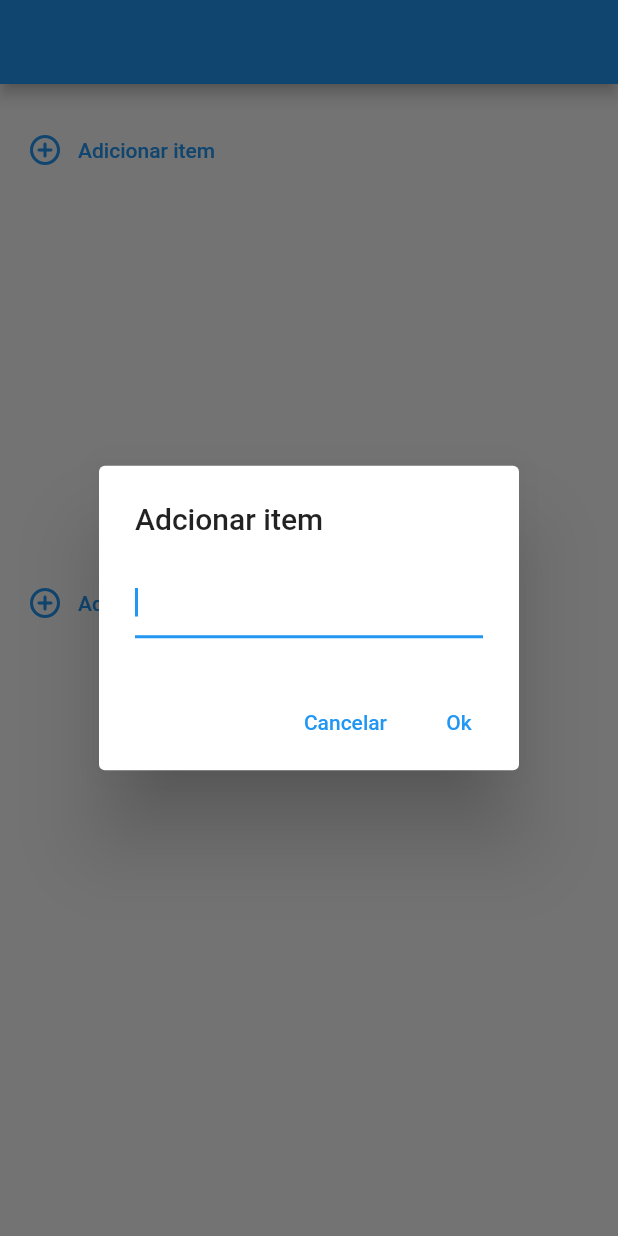
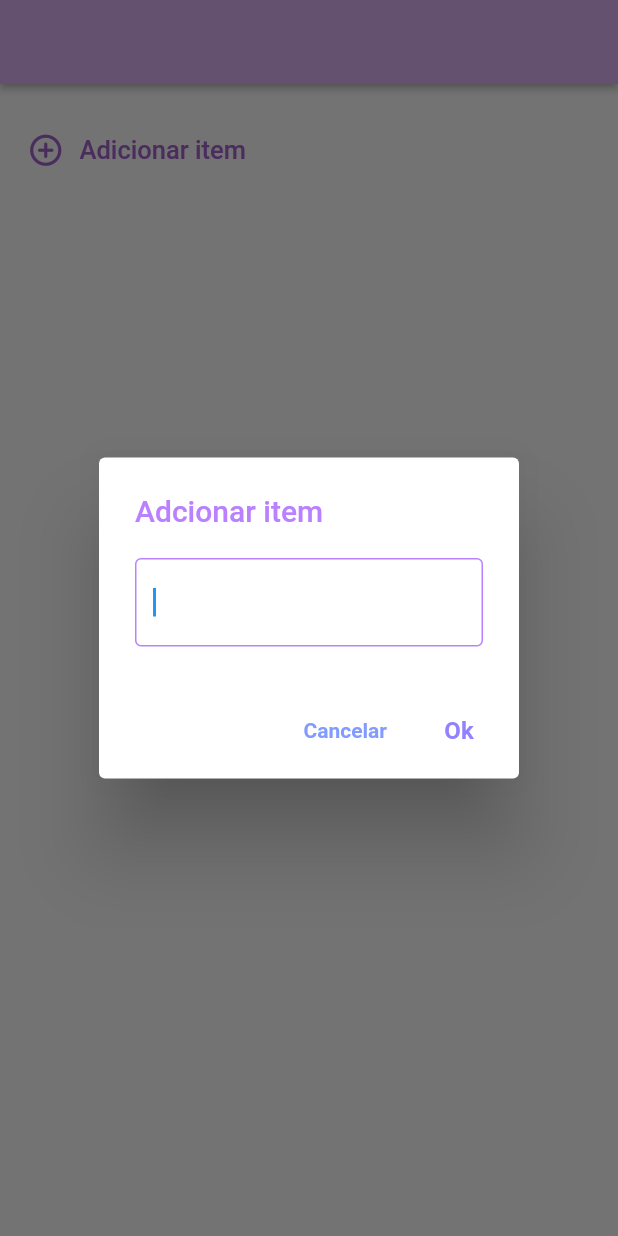
Before and after one commit to anaclara-s/ToDoList, a Flutter app: the screen it shows after launch, after a tap on "Adicionar item", on a phone screen of 412 x 824 dp. Run offline on Flutter 3.47's test engine with Material 2 defaults, Android fonts, the phone set to English and light mode, and no system bars; our stand-ins replace material_design_icons_flutter.

Commit message:
implementado a edição do 'item'

```diff
--- a/lib/home_screen.dart
+++ b/lib/home_screen.dart
@@ -13,7 +13,10 @@ class _HomeScreenState extends State<HomeScreen> {
   @override
   Widget build(BuildContext context) {
     return Scaffold(
-      appBar: AppBar(),
+      appBar: AppBar(
+        backgroundColor: const Color.fromARGB(255, 217, 176, 245),
+        elevation: 2,
+      ),
       body: const SingleChildScrollView(
         child: Padding(
           padding: EdgeInsets.only(top: 20, left: 10),
--- a/lib/open_dialog_widget.dart
+++ b/lib/open_dialog_widget.dart
@@ -11,6 +11,9 @@ class OpenDialogWidget extends StatefulWidget {
 class _OpenDialogWidgetState extends State<OpenDialogWidget> {
   late TextEditingController controller;
   List<String> itemList = [];
+  List<bool> isEditing = [];
+  bool isEditingItem = false;
+  String editedText = '';
   String texto = '';
 
   @override
@@ -29,7 +32,7 @@ class _OpenDialogWidgetState extends State<OpenDialogWidget> {
   @override
   Widget build(BuildContext context) {
     return SizedBox(
-      height: 350,
+      height: 800,
       child: Column(
         children: [
           TextButton(
@@ -38,15 +41,29 @@ class _OpenDialogWidgetState extends State<OpenDialogWidget> {
               if (texto == null || texto.isEmpty) return;
               setState(() {
                 itemList.add(texto);
+                isEditing.add(false);
               });
             },
             child: const Row(
               children: [
-                Icon(Icons.add_circle_outline_rounded),
+                Icon(
+                  Icons.add_circle_outline_rounded,
+                  color: Color.fromARGB(255, 161, 99, 202),
+                  size: 25,
+                ),
                 SizedBox(width: 10),
-                Text('Adicionar item')
+                Text(
+                  'Adicionar item',
+                  style: TextStyle(
+                    color: Color.fromARGB(255, 161, 99, 202),
+                    fontSize: 17,
+                  ),
+                ),
               ],
             ),
+          ),
+          const SizedBox(
+            height: 15,
           ),
           Expanded(
             child: ReorderableListView(
@@ -55,30 +72,9 @@ class _OpenDialogWidgetState extends State<OpenDialogWidget> {
                   .asMap()
                   .entries
                   .map((entry) => _buildListTitle(entry.value, entry.key))
-                    .toList()
-                // .map((Widget w) => Container(
-                //       key: ValueKey(w),
-                //       child: w,
-                //     ))
-                // .toList(),
+                  .toList(),
             ),
           ),
-          TextButton(
-            onPressed: () async {
-              final texto = await openDialog(context);
-              if (texto == null || texto.isEmpty) return;
-              setState(() {
-                itemList.add(texto);
-              });
-            },
-            child: const Row(
-              children: [
-                Icon(Icons.add_circle_outline_rounded),
-                SizedBox(width: 10),
-                Text('Adicionar item')
-              ],
-            ),
-          )
         ],
       ),
     );
@@ -87,8 +83,20 @@ class _OpenDialogWidgetState extends State<OpenDialogWidget> {
   Future<String?> openDialog(BuildContext context) => showDialog<String>(
         context: context,
         builder: (context) => AlertDialog(
-          title: const Text('Adcionar item'),
+          title: const Text(
+            'Adcionar item',
+            style: TextStyle(
+              color: Color.fromARGB(255, 185, 129, 255),
+            ),
+          ),
           content: TextField(
+            decoration: const InputDecoration(
+              focusedBorder: OutlineInputBorder(
+                borderSide: BorderSide(
+                  color: Color.fromARGB(255, 185, 129, 255),
+                ),
+              ),
+            ),
             controller: controller,
             autofocus: true,
           ),
@@ -97,28 +105,83 @@ class _OpenDialogWidgetState extends State<OpenDialogWidget> {
               onPressed: () {
                 Navigator.of(context).pop();
               },
-              child: const Text('Cancelar'),
+              child: const Text(
+                'Cancelar',
+                style: TextStyle(
+                  color: Color.fromARGB(255, 130, 155, 255),
+                  fontWeight: FontWeight.bold,
+                ),
+              ),
             ),
             TextButton(
-              onPressed: addtask,
-              child: const Text('Ok'),
+              onPressed: () {
+                if (isEditingItem) {
+                  setState(() {
+                    itemList.remove(editedText);
+                    itemList.add(controller.text);
+                    isEditing.add(false);
+                    controller.clear();
+                    isEditingItem = false;
+                  });
+                } else {
+                  addtask();
+                }
+              },
+              child: isEditingItem
+                  ? Icon(
+                      Icons.check,
+                      color: Color.fromARGB(255, 145, 130, 255),
+                      size: 25,
+                    )
+                  : const Text(
+                      'Ok',
+                      style: TextStyle(
+                        color: Color.fromARGB(255, 145, 130, 255),
+                        fontSize: 16,
+                        fontWeight: FontWeight.bold,
+                      ),
+                    ),
             ),
           ],
         ),
       );
 
   Widget _buildListTitle(String item, int index) {
-    // GlobalKey _listTileKey = GlobalKey();
+    TextEditingController editingController = TextEditingController(text: item);
+    String originalText = item;
 
     return Dismissible(
-      key: Key(item),
+      key: Key('$item$index'),
       onDismissed: (direction) {
         setState(() {
           itemList.removeAt(index);
+          isEditing.removeAt(index);
         });
       },
       child: ListTile(
-        title: Text(item),
+        title: isEditing[index]
+            ? TextField(
+                decoration: InputDecoration(
+                  focusedBorder: OutlineInputBorder(
+                    borderSide: BorderSide(
+                      color: Color.fromARGB(255, 185, 129, 255),
+                    ),
+                  ),
+                ),
+                controller: editingController,
+                autofocus: true,
+                onChanged: (newText) {
+                  setState(() {
+                    itemList[index] = newText;
+                  });
+                },
+                onSubmitted: (newText) {
+                  setState(() {
+                    isEditing[index] = false;
+                  });
+                },
+              )
+            : Text(item),
         leading: GestureDetector(
           onTap: () {
             if (index > 0) {
@@ -129,15 +192,68 @@ class _OpenDialogWidgetState extends State<OpenDialogWidget> {
               });
             }
           },
-          child: Icon(MdiIcons.unfoldMoreHorizontal),
+          child: Icon(
+            MdiIcons.unfoldMoreHorizontal,
+            color: const Color.fromARGB(255, 216, 159, 226),
+            size: 25,
           ),
-        trailing: InkWell(
+        ),
+        trailing: Row(
+          mainAxisSize: MainAxisSize.min,
+          children: [
+            InkWell(
               onTap: () {
                 setState(() {
-              itemList.remove(item);
+                  if (isEditing[index]) {
+                    itemList[index] = editingController.text;
+                    isEditing[index] = false;
+                  } else {
+                    isEditing[index] = true;
+                    editingController.text = itemList[index];
+                    originalText = itemList[index];
+                  }
                 });
               },
-          child: Icon(MdiIcons.alphaX),
+              child: isEditing[index]
+                  ? Icon(
+                      Icons.check_circle_outline_rounded,
+                      color: Color.fromARGB(255, 108, 32, 170),
+                      size: 25,
+                    )
+                  : Icon(
+                      Icons.create_rounded,
+                      color: Color.fromARGB(255, 108, 32, 170),
+                      size: 25,
+                    ),
+            ),
+            const SizedBox(
+              width: 20,
+            ),
+            InkWell(
+              onTap: () {
+                setState(() {
+                  if (isEditing[index]) {
+                    isEditing[index] = false;
+                    editingController.text = originalText;
+                  } else {
+                    itemList.removeAt(index);
+                    isEditing.removeAt(index);
+                  }
+                });
+              },
+              child: isEditing[index]
+                  ? Icon(
+                      Icons.cancel_outlined,
+                      color: Color.fromARGB(255, 108, 32, 170),
+                      size: 25,
+                    )
+                  : const Icon(
+                      Icons.close,
+                      color: Color.fromARGB(255, 108, 32, 170),
+                      size: 25,
+                    ),
+            ),
+          ],
         ),
       ),
     );
@@ -146,6 +262,8 @@ class _OpenDialogWidgetState extends State<OpenDialogWidget> {
   void addtask() {
     setState(() {
       itemList.add(controller.text);
+      isEditing.add(false);
+      isEditingItem = false;
       controller.clear();
     });
     Navigator.of(context).pop();
```
Also changed, not shown: lib/floating_menu.dart (deleted). Lines whose indentation alone changed are shown as unchanged.
